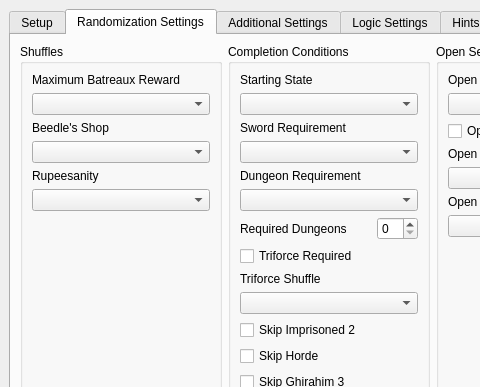
Qt form gui/randogui.ui (ssrando/ssrando) before a commit; both pictures show x 0 to 480 and y 0 to 387 of the 1096 by 738 pixel window.
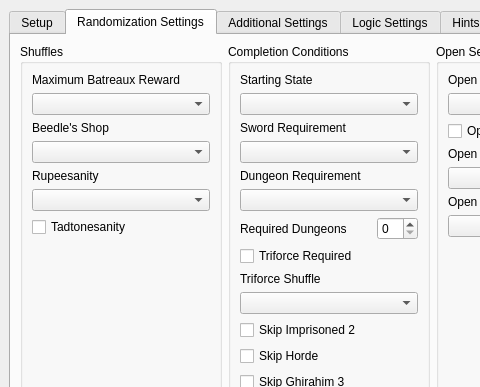
The same form after that commit. The open tabs and pages were chosen to show the change.

Commit message: Add option to turn off tadtonesanity

Diff of the .ui file:
```diff
--- a/gui/randogui.ui
+++ b/gui/randogui.ui
@@ -559,6 +559,13 @@
                </item>
               </layout>
              </item>
+             <item>
+              <widget class="QCheckBox" name="option_tadtonesanity">
+               <property name="text">
+                <string>Tadtonesanity</string>
+               </property>
+              </widget>
+             </item>
              <item>
               <spacer name="vspace_shuffles">
                <property name="orientation">
```
Left out of the diff: 2 changed lines with no effect on the pictures. The commit also changes 5 other files.
